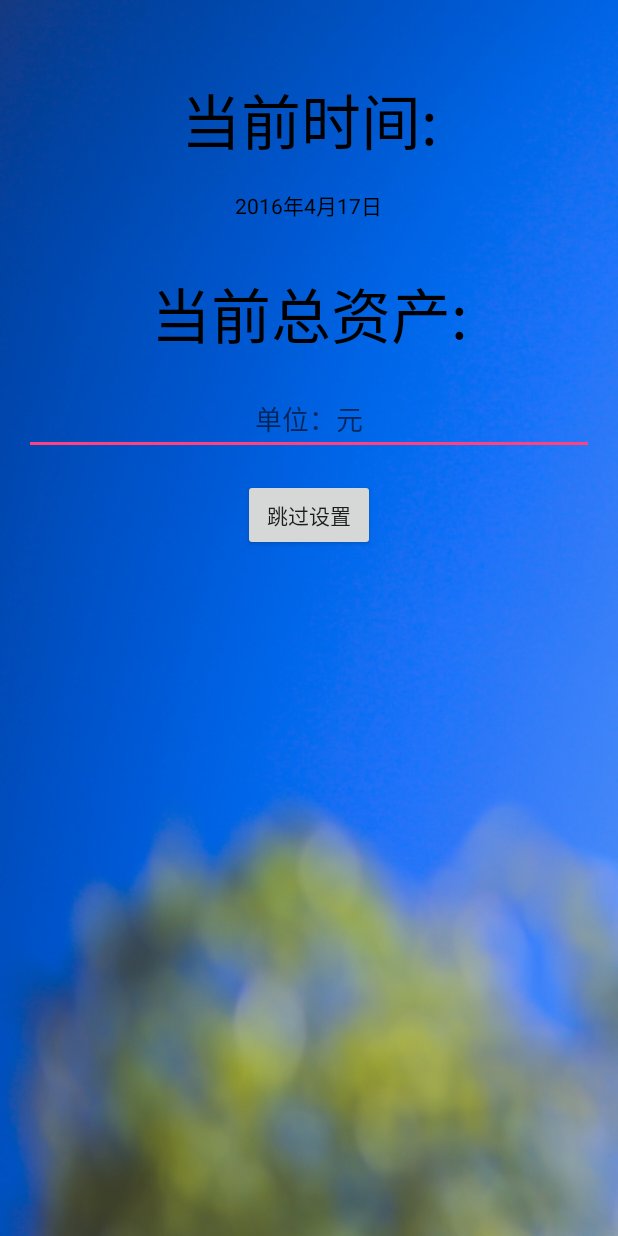
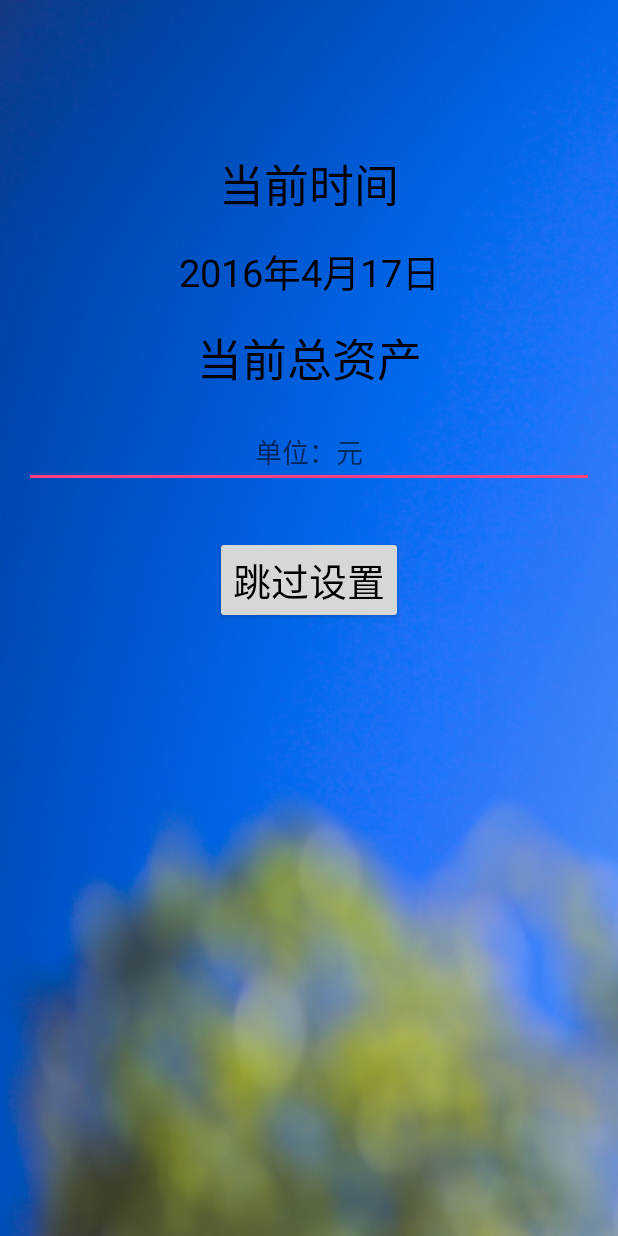
Before and after one commit to weiisland/HandPraise, an Android app: the layout item_guide_2.xml on its own in the app's theme, with its tools: preview values and no code run, on a phone screen of 412 x 824 dp. Run offline under Robolectric (Android 15) with nearby library versions, the phone set to English and light mode, and no system bars.

Commit message:
fix some bugs.

```diff
--- a/app/src/main/AndroidManifest.xml
+++ b/app/src/main/AndroidManifest.xml
@@ -17,7 +17,8 @@
 
 
         <activity android:name=".ui.MainActivity"
-            android:theme="@style/AppTheme.NoActionBar"></activity>
+            android:theme="@style/AppTheme.NoActionBar"
+            android:launchMode="singleTask"></activity>
 
         <activity android:name=".guidefragment.GuideFragmentActivity"></activity>
         <activity android:name=".ui.StreamActivity"></activity>
--- a/app/src/main/java/com/wuyineng/handpraise/guidefragment/GuideFragmentActivity.java
+++ b/app/src/main/java/com/wuyineng/handpraise/guidefragment/GuideFragmentActivity.java
@@ -1,5 +1,6 @@
 package com.wuyineng.handpraise.guidefragment;
 
+import android.content.pm.ActivityInfo;
 import android.os.Bundle;
 import android.support.v4.app.Fragment;
 import android.support.v4.app.FragmentActivity;
@@ -123,6 +124,8 @@ public class GuideFragmentActivity extends FragmentActivity {
 
     private void initView() {
 
+        setRequestedOrientation(ActivityInfo.SCREEN_ORIENTATION_PORTRAIT);
+
         setContentView(R.layout.activity_guide);
 
         mVp_guides = (ViewPager) findViewById(R.id.vp_guide_pages);
--- a/app/src/main/java/com/wuyineng/handpraise/ui/StreamActivity.java
+++ b/app/src/main/java/com/wuyineng/handpraise/ui/StreamActivity.java
@@ -108,6 +108,7 @@ public class StreamActivity extends BaseActivity implements View.OnTouchListener
             public void onClick(View v) {
                 Intent intent = new Intent(StreamActivity.this, MainActivity.class);
                 startActivity(intent);
+                finish();
             }
         });
 
--- a/app/src/main/java/com/wuyineng/handpraise/ui/fragment/BaseFragment.java
+++ b/app/src/main/java/com/wuyineng/handpraise/ui/fragment/BaseFragment.java
@@ -48,4 +48,10 @@ public abstract class BaseFragment extends Fragment {
     protected void initData() {
 
     }
+
+    @Override
+    public void onDestroy() {
+
+        super.onDestroy();
+    }
 }
--- a/app/src/main/java/com/wuyineng/handpraise/ui/fragment/SettingFragment.java
+++ b/app/src/main/java/com/wuyineng/handpraise/ui/fragment/SettingFragment.java
@@ -184,10 +184,6 @@ public class SettingFragment extends BaseFragment implements TextWatcher{
             }
         });
 //      设置每日提醒时间
-        /**
-         * TODO 有待完善 设置每日提醒时间
-         *
-         * */
         bt_notify_time.setOnClickListener(new View.OnClickListener() {
             @Override
             public void onClick(View v) {
--- a/app/src/main/res/layout/item_guide_2.xml
+++ b/app/src/main/res/layout/item_guide_2.xml
@@ -7,30 +7,20 @@
     android:orientation="vertical">
 
     <TextView
-        android:layout_width="match_parent"
-        android:layout_height="wrap_content"
-        android:text="当前时间:"
-        android:textSize="40sp"
-        android:gravity="center_horizontal"
-        android:textColor="#000000"
-        android:layout_marginTop="50dp"/>
+        style="@style/item_guide_text_style"
+        android:text="当前时间"
+        android:textSize="30sp"
+        android:layout_marginTop="100dp"/>
 
     <TextView
         android:id="@+id/tv_guide2_currentDay"
-        android:layout_width="wrap_content"
-        android:layout_height="wrap_content"
-        android:layout_margin="16dp"
-        android:textColor="#000000"
-        android:layout_gravity="center"
+        style="@style/item_guide_text_style"
         android:text="2016年4月17日"/>
 
     <TextView
-        android:layout_width="match_parent"
-        android:layout_height="wrap_content"
-        android:text="当前总资产:"
-        android:textSize="40sp"
-        android:textColor="#000000"
-        android:gravity="center_horizontal"
+        style="@style/item_guide_text_style"
+        android:text="当前总资产"
+        android:textSize="30sp"
         android:layout_marginTop="16dp"/>
 
     <EditText
@@ -46,6 +36,7 @@
 
     <Button
         android:id="@+id/bt_item_guide2_skip"
+        style="@style/item_guide_text_style"
         android:layout_width="wrap_content"
         android:layout_height="wrap_content"
         android:layout_gravity="center_horizontal"
--- a/app/src/main/res/values/styles.xml
+++ b/app/src/main/res/values/styles.xml
@@ -21,7 +21,7 @@
 
     <style name="item_guide_text_style">
 
-        <item name="android:textSize">20sp</item>
+        <item name="android:textSize">25sp</item>
         <item name="android:layout_width">match_parent</item>
         <item name="android:layout_height">wrap_content</item>
         <item name="android:gravity">center_horizontal</item>
```
Also changed, not shown: app/src/main/java/com/wuyineng/handpraise/guidefragment/Guide3Fragment.java (+16 -12 lines), app/src/main/java/com/wuyineng/handpraise/ui/fragment/contentFragment.java (+28 -5 lines), app/src/main/java/com/wuyineng/handpraise/utils/DateUtil.java (+30 -1 lines), app/src/main/res/layout/fragment_setting.xml (+32 -7 lines), app/src/main/res/layout/item_guide_1.xml (+5 -4 lines), app/src/main/res/layout/item_guide_3.xml (+7 -21 lines), 1 other file.
